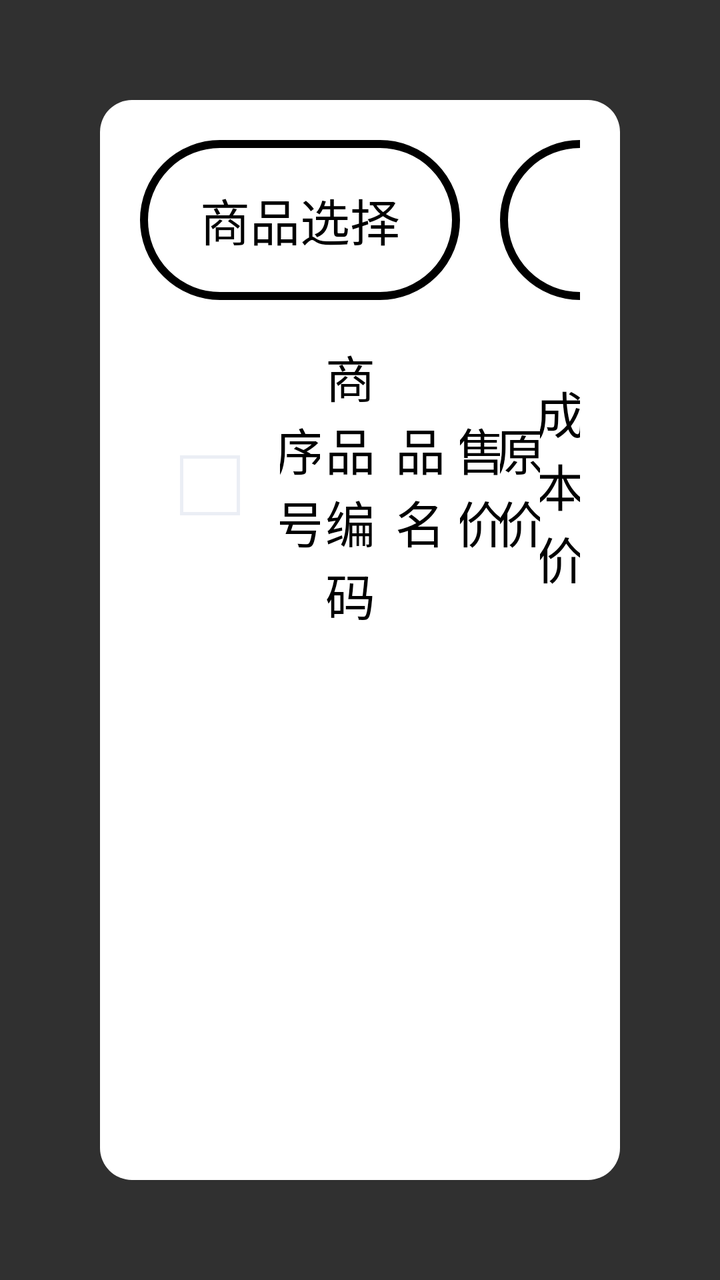
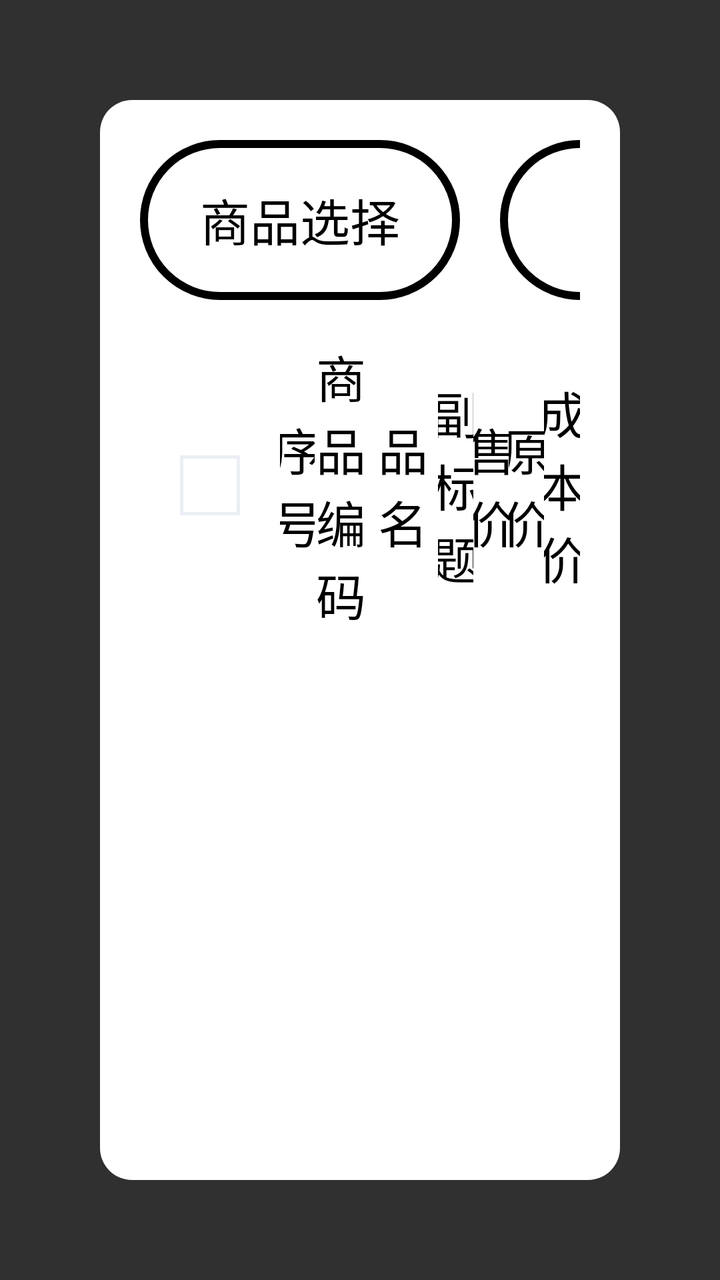

Before-and-after screenshots of an Android layout around one commit, followed by the original layout XML and the change that was made.
<!-- AndroidManifest.xml: application theme Base.Theme.UHMCS -->
<!-- res/layout/popupwindow_print_labels.xml -->
<?xml version="1.0" encoding="utf-8"?>
<LinearLayout xmlns:android="http://schemas.android.com/apk/res/android"
    android:orientation="vertical"
    android:layout_width="match_parent"
    android:layout_height="match_parent">

    <LinearLayout
        android:padding="20dp"
        android:layout_width="match_parent"
        android:layout_height="match_parent"
        android:layout_margin="50dp"
        android:background="@drawable/white_bg"
        android:orientation="vertical">
       <LinearLayout
           android:layout_width="match_parent"
           android:layout_height="80dp"
           android:orientation="horizontal">
           <TextView
               android:id="@+id/shop_btn"
               android:layout_marginRight="20dp"
               android:layout_width="160dp"
               android:layout_height="match_parent"
               android:background="@drawable/black_line"
               android:text="@string/product_selection"
               android:textColor="@color/black"
               android:textSize="25dp"
               android:gravity="center"/>
           <TextView
               android:id="@+id/print_btn"
               android:layout_marginRight="20dp"
               android:layout_width="160dp"
               android:layout_height="match_parent"
               android:background="@drawable/black_line"
               android:text="@string/print"
               android:textColor="@color/black"
               android:textSize="25dp"
               android:gravity="center"/>
           <TextView
               android:id="@+id/delete_btn"
               android:layout_marginRight="20dp"
               android:layout_width="160dp"
               android:layout_height="match_parent"
               android:background="@drawable/black_line"
               android:text="@string/delete"
               android:textColor="@color/black"
               android:textSize="25dp"
               android:gravity="center"/>
           <TextView
               android:id="@+id/all_delete_btn"
               android:layout_marginRight="20dp"
               android:layout_width="160dp"
               android:layout_height="match_parent"
               android:background="@drawable/black_line"
               android:text="@string/clear"
               android:textColor="@color/black"
               android:textSize="25dp"
               android:gravity="center"/>
           <TextView
               android:id="@+id/fanhui_btn"
               android:layout_width="160dp"
               android:layout_height="match_parent"
               android:background="@drawable/black_line"
               android:text="@string/back"
               android:textColor="@color/black"
               android:textSize="25dp"
               android:gravity="center"/>
       </LinearLayout>
        <LinearLayout
            android:id="@+id/all_select_btn"
            android:gravity="center_vertical"
            android:layout_marginTop="20dp"
            android:layout_width="match_parent"
            android:layout_height="wrap_content"
            android:orientation="horizontal">
            <LinearLayout
                android:gravity="center_vertical"
                android:layout_width="wrap_content"
                android:layout_height="match_parent">
                <TextView
                    android:layout_marginEnd="20dp"
                    android:id="@+id/all_select"
                    android:layout_marginStart="20dp"
                    android:background="@drawable/custom_checkbox"
                    android:layout_width="30dp"
                    android:layout_height="30dp"/>
            </LinearLayout>
            <TextView
                android:layout_width="0dp"
                android:layout_weight="1"
                android:gravity="center"
                android:layout_height="wrap_content"
                android:textSize="25dp"
                android:textColor="@color/black"
                android:text="@string/No" />
            <TextView
                android:layout_width="0dp"
                android:layout_weight="1.5"
                android:gravity="center"
                android:layout_height="wrap_content"
                android:textSize="25dp"
                android:textColor="@color/black"
                android:text="@string/sku" />
            <TextView
                android:layout_width="0dp"
                android:layout_weight="2"
                android:gravity="center"
                android:layout_height="wrap_content"
                android:textSize="25dp"
                android:textColor="@color/black"
                android:text="@string/product_name" />
            <TextView
                android:layout_width="0dp"
                android:layout_weight="1"
                android:gravity="center"
                android:layout_height="wrap_content"
                android:textSize="25dp"
                android:textColor="@color/black"
                android:text="@string/selling_price" />
            <TextView
                android:layout_width="0dp"
                android:layout_weight="1"
                android:gravity="center"
                android:layout_height="wrap_content"
                android:textSize="25dp"
                android:textColor="@color/black"
                android:text="@string/market_price" />
            <TextView
                android:layout_width="0dp"
                android:layout_weight="1"
                android:gravity="center"
                android:layout_height="wrap_content"
                android:textSize="25dp"
                android:textColor="@color/black"
                android:text="@string/cost_price" />
        </LinearLayout>
        <androidx.recyclerview.widget.RecyclerView
            android:id="@+id/shop_rv"
            android:layout_width="match_parent"
            android:layout_height="0dp"
            android:layout_weight="1"
            android:background="@color/white"
            android:fadeScrollbars="false"
            android:gravity="center"
            android:scrollbarFadeDuration="0"
            android:scrollbarThumbVertical="@drawable/scrollbar_vertical_thumb"
            android:scrollbars="vertical"
            android:visibility="visible" />

    </LinearLayout>

</LinearLayout>
<!-- resources referenced by this layout -->
<resources>
  <color name="black">#FF000000</color>
  <color name="white">#FFFFFFFF</color>
  <!-- drawable black_line (drawable) -->
  <shape xmlns:android="http://schemas.android.com/apk/res/android">
      <solid android:color="@color/white" /> 
      <corners android:radius="100dp" /> 
      <stroke android:width="4dp" android:color="@color/black" /> 
  </shape>
  <!-- drawable custom_checkbox (drawable) -->
  <?xml version="1.0" encoding="utf-8"?>
  <selector xmlns:android="http://schemas.android.com/apk/res/android">
      
      <item android:state_checked="true" android:drawable="@mipmap/checkbox_2" />
      
      <item android:state_checked="false" android:drawable="@drawable/gray_line" />
  
  </selector>
  <!-- drawable scrollbar_vertical_thumb (drawable) -->
  <?xml version="1.0" encoding="utf-8"?>
  <shape xmlns:android="http://schemas.android.com/apk/res/android">
      <solid android:color="@color/black60" /> 
      <size android:width="10dp" /> 
      <corners android:radius="6dp" /> 
  </shape>
  <!-- drawable white_bg (drawable) -->
  <?xml version="1.0" encoding="UTF-8"?>
  <shape xmlns:android="http://schemas.android.com/apk/res/android"
      android:shape="rectangle" >
  
      
      <solid android:color="@color/white" />
      
  
  
      
  
      
      <corners android:radius="16dp" />
      
  
  
  
  
  
  
  </shape>
  <string name="No">序号</string>
  <string name="back">返回</string>
  <string name="clear">清空</string>
  <string name="cost_price">成本价</string>
  <string name="delete">删除</string>
  <string name="market_price">原价</string>
  <string name="print">打印</string>
  <string name="product_name">品名</string>
  <string name="product_selection">商品选择</string>
  <string name="selling_price">售价</string>
  <string name="sku">商品编码</string>
  <style name="Base.Theme.UHMCS" parent="Theme.AppCompat.NoActionBar">
          
          
          <item name="android:windowFullscreen">true</item>
          <item name="android:windowContentOverlay">@null</item>
          <item name="colorControlActivated">@color/black</item> 
      </style>
  <!-- drawable gray_line (drawable) -->
  <shape xmlns:android="http://schemas.android.com/apk/res/android">
      <solid android:color="@color/white" /> 
  
      <stroke android:width="1.5dp" android:color="#ebeef5" /> 
  </shape>
  <color name="black60">#60000000</color>
</resources>

<!-- the commit's change to res/layout/popupwindow_print_labels.xml (unified diff, before → after) -->
@@ -115,6 +115,14 @@
                 android:layout_height="wrap_content"
                 android:textSize="25dp"
                 android:textColor="@color/black"
+                android:text="副标题" />
+            <TextView
+                android:layout_width="0dp"
+                android:layout_weight="1"
+                android:gravity="center"
+                android:layout_height="wrap_content"
+                android:textSize="25dp"
+                android:textColor="@color/black"
                 android:text="@string/selling_price" />
             <TextView
                 android:layout_width="0dp"
